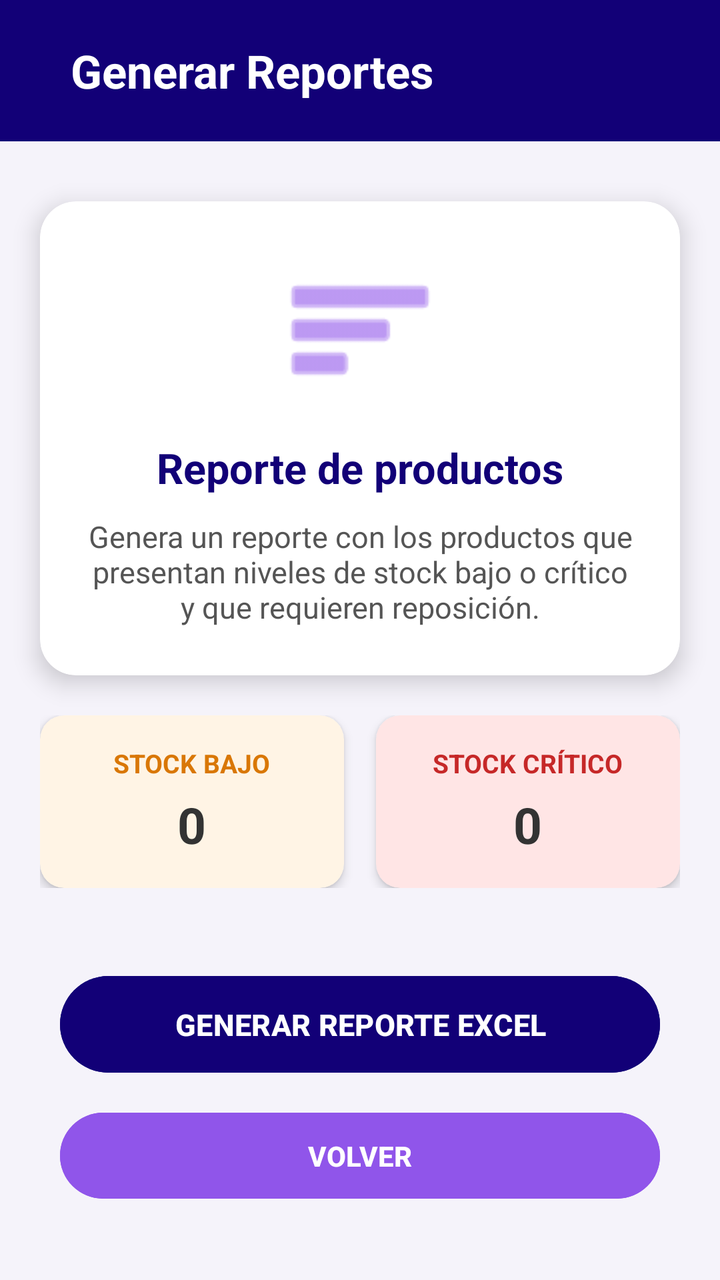
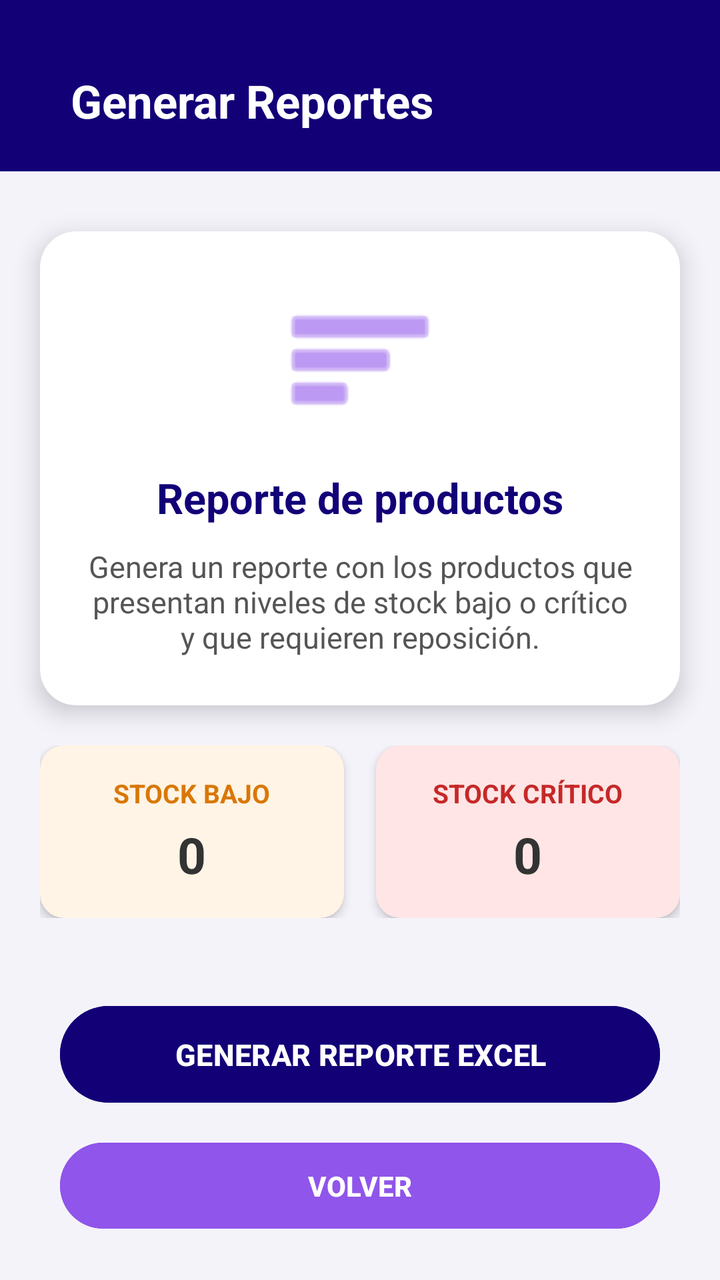

Compare the two renders of this Android layout. The source of the first and the diff that turns it into the second are given below.
<!-- AndroidManifest.xml: application theme Theme.ProyectoPrueba -->
<!-- res/layout/reportes_productos.xml -->
<?xml version="1.0" encoding="utf-8"?>
<androidx.constraintlayout.widget.ConstraintLayout
    xmlns:android="http://schemas.android.com/apk/res/android"
    xmlns:app="http://schemas.android.com/apk/res-auto"
    xmlns:tools="http://schemas.android.com/tools"
    android:layout_width="match_parent"
    android:layout_height="match_parent"
    android:background="#F5F3FA">

    
    <LinearLayout
        android:id="@+id/layoutEncabezado"
        android:layout_width="0dp"
        android:layout_height="wrap_content"
        android:background="#120077"
        android:gravity="center_vertical"
        android:orientation="horizontal"
        android:padding="20dp"
        app:layout_constraintEnd_toEndOf="parent"
        app:layout_constraintStart_toStartOf="parent"
        app:layout_constraintTop_toTopOf="parent">

        <LinearLayout
            android:layout_width="wrap_content"
            android:layout_height="wrap_content"
            android:layout_marginStart="15dp"
            android:orientation="vertical">

            <TextView
                android:layout_width="match_parent"
                android:layout_height="wrap_content"
                android:gravity="center"
                android:text="Generar Reportes"
                android:textColor="#FFFFFF"
                android:textSize="23sp"
                android:textStyle="bold" />

        </LinearLayout>
    </LinearLayout>

    
    <androidx.cardview.widget.CardView
        android:id="@+id/cardReporte"
        android:layout_width="0dp"
        android:layout_height="wrap_content"
        android:layout_marginStart="20dp"
        android:layout_marginTop="30dp"
        android:layout_marginEnd="20dp"
        app:cardBackgroundColor="#FFFFFF"
        app:cardCornerRadius="18dp"
        app:cardElevation="7dp"
        app:layout_constraintEnd_toEndOf="parent"
        app:layout_constraintStart_toStartOf="parent"
        app:layout_constraintTop_toBottomOf="@id/layoutEncabezado">

        <LinearLayout
            android:layout_width="match_parent"
            android:layout_height="wrap_content"
            android:gravity="center_horizontal"
            android:orientation="vertical"
            android:padding="24dp">

            <ImageView
                android:layout_width="80dp"
                android:layout_height="80dp"
                android:src="@android:drawable/ic_menu_sort_by_size"
                app:tint="#9055EA" />

            <TextView
                android:layout_width="wrap_content"
                android:layout_height="wrap_content"
                android:layout_marginTop="15dp"
                android:text="Reporte de productos"
                android:textColor="#120077"
                android:textSize="21sp"
                android:textStyle="bold" />

            <TextView
                android:layout_width="match_parent"
                android:layout_height="wrap_content"
                android:layout_marginTop="10dp"
                android:gravity="center"
                android:text="Genera un reporte con los productos que presentan niveles de stock bajo o crítico y que requieren reposición."
                android:textColor="#555555"
                android:textSize="15sp" />

        </LinearLayout>
    </androidx.cardview.widget.CardView>

    
    <LinearLayout
        android:id="@+id/layoutEstados"
        android:layout_width="0dp"
        android:layout_height="wrap_content"
        android:layout_marginStart="20dp"
        android:layout_marginTop="20dp"
        android:layout_marginEnd="20dp"
        android:orientation="horizontal"
        app:layout_constraintEnd_toEndOf="parent"
        app:layout_constraintStart_toStartOf="parent"
        app:layout_constraintTop_toBottomOf="@id/cardReporte">

        <androidx.cardview.widget.CardView
            android:layout_width="0dp"
            android:layout_height="wrap_content"
            android:layout_marginEnd="8dp"
            android:layout_weight="1"
            app:cardBackgroundColor="#FFF4E5"
            app:cardCornerRadius="12dp"
            app:cardElevation="3dp">

            <LinearLayout
                android:layout_width="match_parent"
                android:layout_height="wrap_content"
                android:gravity="center"
                android:orientation="vertical"
                android:padding="15dp">

                <TextView
                    android:layout_width="wrap_content"
                    android:layout_height="wrap_content"
                    android:text="STOCK BAJO"
                    android:textColor="#D97706"
                    android:textSize="13sp"
                    android:textStyle="bold" />

                <TextView
                    android:id="@+id/txtProductosBajos"
                    android:layout_width="wrap_content"
                    android:layout_height="wrap_content"
                    android:layout_marginTop="5dp"
                    android:text="0"
                    android:textColor="#333333"
                    android:textSize="25sp"
                    android:textStyle="bold" />

            </LinearLayout>

        </androidx.cardview.widget.CardView>

        <androidx.cardview.widget.CardView
            android:layout_width="0dp"
            android:layout_height="wrap_content"
            android:layout_marginStart="8dp"
            android:layout_weight="1"
            app:cardBackgroundColor="#FFE5E5"
            app:cardCornerRadius="12dp"
            app:cardElevation="3dp">

            <LinearLayout
                android:layout_width="match_parent"
                android:layout_height="wrap_content"
                android:gravity="center"
                android:orientation="vertical"
                android:padding="15dp">

                <TextView
                    android:layout_width="wrap_content"
                    android:layout_height="wrap_content"
                    android:text="STOCK CRÍTICO"
                    android:textColor="#C62828"
                    android:textSize="13sp"
                    android:textStyle="bold" />

                <TextView
                    android:id="@+id/txtProductosCriticos"
                    android:layout_width="wrap_content"
                    android:layout_height="wrap_content"
                    android:layout_marginTop="5dp"
                    android:text="0"
                    android:textColor="#333333"
                    android:textSize="25sp"
                    android:textStyle="bold" />

            </LinearLayout>
        </androidx.cardview.widget.CardView>
    </LinearLayout>

    
    <Button
        android:id="@+id/btnGenerarExcel"
        android:layout_width="0dp"
        android:layout_height="wrap_content"
        android:layout_marginStart="30dp"
        android:layout_marginTop="40dp"
        android:layout_marginEnd="30dp"
        android:backgroundTint="#120077"
        android:padding="14dp"
        android:text="GENERAR REPORTE EXCEL"
        android:textColor="#FFFFFF"
        android:textSize="15sp"
        android:textStyle="bold"
        app:layout_constraintEnd_toEndOf="parent"
        app:layout_constraintStart_toStartOf="parent"
        app:layout_constraintTop_toBottomOf="@id/layoutEstados" />

    
    <Button
        android:id="@+id/btnVolver"
        android:layout_width="0dp"
        android:layout_height="wrap_content"
        android:layout_marginStart="30dp"
        android:layout_marginTop="12dp"
        android:layout_marginEnd="30dp"
        android:backgroundTint="#9055EA"
        android:padding="12dp"
        android:text="VOLVER"
        android:textColor="#FFFFFF"
        android:textSize="14sp"
        android:textStyle="bold"
        app:layout_constraintEnd_toEndOf="parent"
        app:layout_constraintStart_toStartOf="parent"
        app:layout_constraintTop_toBottomOf="@id/btnGenerarExcel" />

</androidx.constraintlayout.widget.ConstraintLayout>
<!-- resources referenced by this layout -->
<resources>
  <style name="Theme.ProyectoPrueba" parent="Base.Theme.ProyectoPrueba" />
  <style name="Base.Theme.ProyectoPrueba" parent="Theme.Material3.DayNight.NoActionBar">
          
          
      </style>
</resources>

<!-- the commit's change to res/layout/reportes_productos.xml (unified diff, before → after) -->
@@ -32,6 +32,7 @@
                 android:gravity="center"
                 android:text="Generar Reportes"
                 android:textColor="#FFFFFF"
+                android:layout_marginTop="15dp"
                 android:textSize="23sp"
                 android:textStyle="bold" />
 
